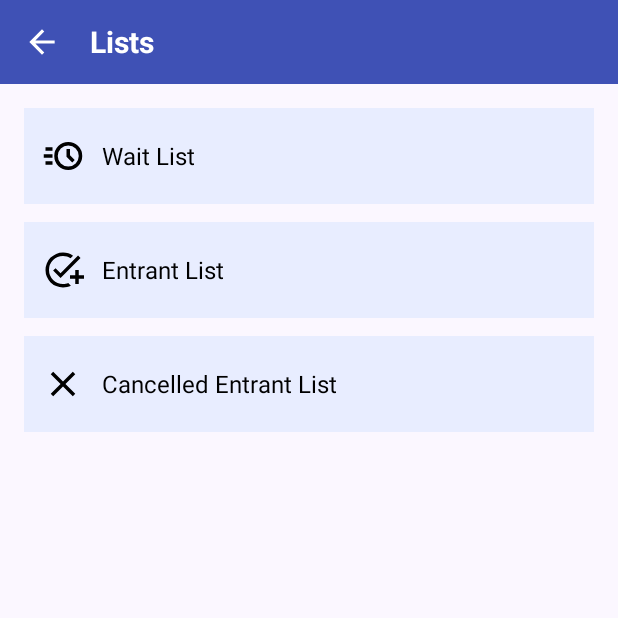
After one commit to CMPUT301F25coolio/coolio-events, an Android app: the ListScreenActivity screen opened directly, with no data from a screen before it, on a phone screen of 412 x 824 dp, the top half of it. The commit adds this screen. Run offline under Robolectric (Android 15) with nearby library versions, the phone set to English and light mode, and no system bars.

Commit message:
implementation of entrants list

```diff
--- /dev/null
+++ b/CoolioEvents/app/src/main/java/com/example/coolioevents/organizer/ListScreenActivity.java
@@ -0,0 +1,35 @@
+package com.example.coolioevents.organizer;
+
+import android.content.Intent;
+import android.os.Bundle;
+import android.widget.ImageButton;
+import android.view.View;
+
+import androidx.appcompat.app.AppCompatActivity;
+
+import com.example.coolioevents.R;
+
+public class ListScreenActivity extends AppCompatActivity {
+    public static final String EXTRA_EVENT_ID = "eventId";
+
+    @Override protected void onCreate(Bundle savedInstanceState) {
+        super.onCreate(savedInstanceState);
+        setContentView(R.layout.activity_list_screen);
+
+        String eventId = getIntent().getStringExtra(EXTRA_EVENT_ID);
+
+        ImageButton back = findViewById(R.id.btnBack);
+        back.setOnClickListener(v -> finish());
+
+        findViewById(R.id.cardWait).setOnClickListener(v -> openList(eventId, EventEntrantListActivity.TYPE_WAIT));
+        findViewById(R.id.cardChosen).setOnClickListener(v -> openList(eventId, EventEntrantListActivity.TYPE_CHOSEN));
+        findViewById(R.id.cardCancelled).setOnClickListener(v -> openList(eventId, EventEntrantListActivity.TYPE_CANCELLED));
+    }
+
+    private void openList(String eventId, int type){
+        Intent i = new Intent(this, EventEntrantListActivity.class);
+        i.putExtra(EXTRA_EVENT_ID, eventId);
+        i.putExtra(EventEntrantListActivity.EXTRA_TYPE, type);
+        startActivity(i);
+    }
+}
--- /dev/null
+++ b/CoolioEvents/app/src/main/res/drawable/outline_acute_24.xml
@@ -0,0 +1,5 @@
+<vector xmlns:android="http://schemas.android.com/apk/res/android" android:height="24dp" android:tint="#000000" android:viewportHeight="960" android:viewportWidth="960" android:width="24dp">
+
+    <path android:fillColor="@android:color/white" android:pathData="M600,800Q466,800 373,707Q280,614 280,480Q280,347 373,253.5Q466,160 600,160Q733,160 826.5,253.5Q920,347 920,480Q920,614 826.5,707Q733,800 600,800ZM600,720Q700,720 770,650Q840,580 840,480Q840,380 770,310Q700,240 600,240Q500,240 430,310Q360,380 360,480Q360,580 430,650Q500,720 600,720ZM691,629L748,572L640,464L640,320L560,320L560,497L691,629ZM80,360L80,280L240,280L240,360L80,360ZM40,520L40,440L240,440L240,520L40,520ZM80,680L80,600L240,600L240,680L80,680ZM600,480Q600,480 600,480Q600,480 600,480Q600,480 600,480Q600,480 600,480Q600,480 600,480Q600,480 600,480Q600,480 600,480Q600,480 600,480Z"/>
+
+</vector>
--- /dev/null
+++ b/CoolioEvents/app/src/main/res/drawable/outline_add_task_24.xml
@@ -0,0 +1,5 @@
+<vector xmlns:android="http://schemas.android.com/apk/res/android" android:height="24dp" android:tint="#000000" android:viewportHeight="960" android:viewportWidth="960" android:width="24dp">
+
+    <path android:fillColor="@android:color/white" android:pathData="M480,880Q397,880 324,848.5Q251,817 197,763Q143,709 111.5,636Q80,563 80,480Q80,397 111.5,324Q143,251 197,197Q251,143 324,111.5Q397,80 480,80Q545,80 603,99Q661,118 710,152L652,211Q614,187 571,173.5Q528,160 480,160Q347,160 253.5,253.5Q160,347 160,480Q160,613 253.5,706.5Q347,800 480,800Q512,800 542,794Q572,788 600,777L660,838Q619,858 574,869Q529,880 480,880ZM760,800L760,680L640,680L640,600L760,600L760,480L840,480L840,600L960,600L960,680L840,680L840,800L760,800ZM424,664L254,494L310,438L424,552L824,151L880,207L424,664Z"/>
+
+</vector>
--- /dev/null
+++ b/CoolioEvents/app/src/main/res/drawable/outline_close_24.xml
@@ -0,0 +1,5 @@
+<vector xmlns:android="http://schemas.android.com/apk/res/android" android:height="24dp" android:tint="#000000" android:viewportHeight="960" android:viewportWidth="960" android:width="24dp">
+
+    <path android:fillColor="@android:color/white" android:pathData="M256,760L200,704L424,480L200,256L256,200L480,424L704,200L760,256L536,480L760,704L704,760L480,536L256,760Z"/>
+
+</vector>
--- /dev/null
+++ b/CoolioEvents/app/src/main/res/layout/activity_list_screen.xml
@@ -0,0 +1,129 @@
+<?xml version="1.0" encoding="utf-8"?>
+<LinearLayout xmlns:android="http://schemas.android.com/apk/res/android"
+    android:layout_width="match_parent"
+    android:layout_height="match_parent"
+    xmlns:app="http://schemas.android.com/apk/res-auto"
+    android:orientation="vertical"
+    android:background="#FBF7FF"
+    android:padding="0dp">
+
+    <!-- Top bar -->
+    <LinearLayout
+        android:layout_width="match_parent"
+        android:layout_height="56dp"
+        android:background="#3F51B5"
+        android:gravity="center_vertical"
+        android:paddingStart="12dp"
+        android:paddingEnd="12dp">
+
+        <ImageButton
+            android:id="@+id/btnBack"
+            android:layout_width="32dp"
+            android:layout_height="32dp"
+            android:background="?attr/selectableItemBackgroundBorderless"
+            android:src="@drawable/ic_arrow_back"
+            android:contentDescription="Back"
+            app:tint="#FFFFFF" />
+
+        <TextView
+            android:layout_width="wrap_content"
+            android:layout_height="wrap_content"
+            android:layout_marginStart="16dp"
+            android:text="Lists"
+            android:textColor="#FFFFFF"
+            android:textStyle="bold"
+            android:textSize="20sp" />
+    </LinearLayout>
+
+    <!-- Wait List card -->
+    <LinearLayout
+        android:id="@+id/cardWait"
+        android:layout_width="match_parent"
+        android:layout_height="64dp"
+        android:layout_marginStart="16dp"
+        android:layout_marginTop="16dp"
+        android:layout_marginEnd="16dp"
+        android:background="#E8EDFF"
+        android:gravity="center_vertical"
+        android:orientation="horizontal"
+        android:paddingStart="12dp"
+        android:paddingEnd="12dp">
+
+        <ImageView
+
+            android:layout_width="28dp"
+            android:layout_height="28dp"
+            android:src="@drawable/outline_acute_24"
+            app:tint="#000000" />
+
+        <TextView
+            android:layout_width="wrap_content"
+            android:layout_height="wrap_content"
+            android:layout_marginStart="12dp"
+            android:text="Wait List"
+            android:textSize="16sp"
+            android:textColor="#000000" />
+
+    </LinearLayout>
+
+    <!-- Entrant List card -->
+    <LinearLayout
+        android:id="@+id/cardChosen"
+        android:layout_width="match_parent"
+        android:layout_height="64dp"
+        android:layout_marginStart="16dp"
+        android:layout_marginTop="12dp"
+        android:layout_marginEnd="16dp"
+        android:background="#E8EDFF"
+        android:gravity="center_vertical"
+        android:orientation="horizontal"
+        android:paddingStart="12dp"
+        android:paddingEnd="12dp">
+
+        <ImageView
+            android:layout_width="28dp"
+            android:layout_height="28dp"
+            android:src="@drawable/outline_add_task_24"
+            app:tint="#000000" />
+
+        <TextView
+            android:layout_width="wrap_content"
+            android:layout_height="wrap_content"
+            android:layout_marginStart="12dp"
+            android:text="Entrant List"
+            android:textSize="16sp"
+            android:textColor="#000000" />
+
+    </LinearLayout>
+
+    <!-- Cancelled Entrant List card -->
+    <LinearLayout
+        android:id="@+id/cardCancelled"
+        android:layout_width="match_parent"
+        android:layout_height="64dp"
+        android:layout_marginStart="16dp"
+        android:layout_marginTop="12dp"
+        android:layout_marginEnd="16dp"
+        android:background="#E8EDFF"
+        android:gravity="center_vertical"
+        android:orientation="horizontal"
+        android:paddingStart="12dp"
+        android:paddingEnd="12dp">
+
+        <ImageView
+            android:layout_width="28dp"
+            android:layout_height="28dp"
+            android:src="@drawable/outline_close_24"
+            app:tint="#000000" />
+
+        <TextView
+            android:layout_width="wrap_content"
+            android:layout_height="wrap_content"
+            android:layout_marginStart="12dp"
+            android:text="Cancelled Entrant List"
+            android:textSize="16sp"
+            android:textColor="#000000" />
+
+    </LinearLayout>
+
+</LinearLayout>
```
Also changed, not shown: CoolioEvents/app/src/main/AndroidManifest.xml (+9 -0 lines), CoolioEvents/app/src/main/java/com/example/coolioevents/organizer/EntrantStatusAdapter.java (added, +67 -0 lines), CoolioEvents/app/src/main/java/com/example/coolioevents/organizer/EventEntrantListActivity.java (added, +102 -0 lines), CoolioEvents/app/src/main/java/com/example/coolioevents/organizer/OrganizerEventActivity.java (+14 -6 lines), CoolioEvents/app/src/main/res/layout/activity_event_entrant_list.xml (added, +78 -0 lines), CoolioEvents/app/src/main/res/layout/item_entrant_row.xml (added, +25 -0 lines), CoolioEvents/app/src/main/res/layout/row_entrant_status.xml (added, +27 -0 lines).
